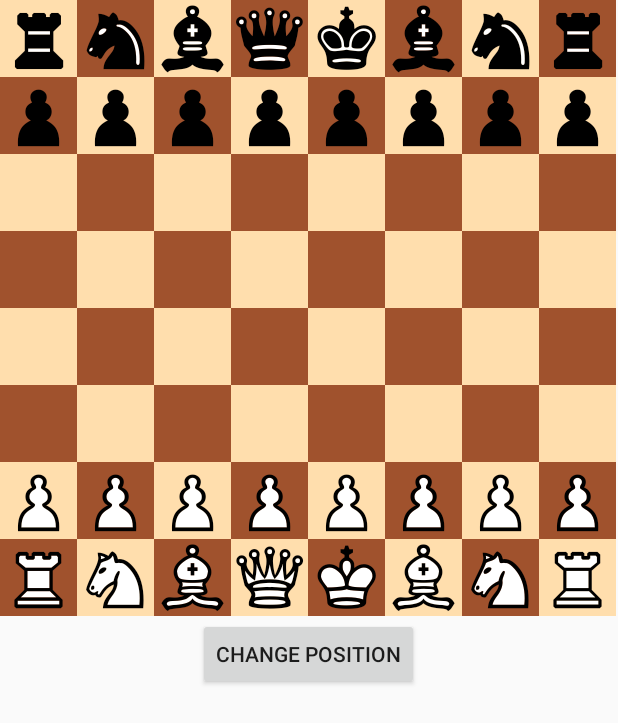
After one commit to gdimitris/ChessPuzzlerAndroid, an Android app: the TestBoardActivity screen opened directly, with no data from a screen before it, on a phone screen of 412 x 824 dp. The commit adds this screen. Shown: the top 723 px of the screen. Run offline under Robolectric (Android 15) with nearby library versions, the phone set to English and light mode, and no system bars.

Commit message:
Created new test activity and puzzle provider

```diff
--- a/app/src/main/AndroidManifest.xml
+++ b/app/src/main/AndroidManifest.xml
@@ -20,8 +20,8 @@
             </intent-filter>
         </activity>
 
-        <activity android:name="dimitris.android.app.TestActivity"
-            />
+        <activity android:name="dimitris.android.app.TestActivity"/>
+        <activity android:name="dimitris.android.app.TestBoardActivity"/>
     </application>
 
 </manifest>
--- a/app/src/main/java/dimitris/android/app/MainActivity.java
+++ b/app/src/main/java/dimitris/android/app/MainActivity.java
@@ -50,7 +50,7 @@ public class MainActivity extends Activity implements View.OnClickListener{
         if (id == R.id.action_settings) {
             return true;
         } else if (id == R.id.board) {
-            Intent my_int = new Intent(this, TestActivity.class);
+            Intent my_int = new Intent(this, TestBoardActivity.class);
             startActivity(my_int);
         }
 
--- /dev/null
+++ b/app/src/main/java/dimitris/android/app/TemporaryPuzzleProvider.java
@@ -0,0 +1,44 @@
+package dimitris.android.app;
+
+import java.util.ArrayList;
+import java.util.List;
+import java.util.Random;
+
+import dimitris.chess.core.ChessPuzzle;
+import dimitris.chess.core.PuzzleProvider;
+
+/**
+ * Created by dimitris on 1/15/16.
+ */
+public class TemporaryPuzzleProvider implements PuzzleProvider {
+    private List<ChessPuzzle> puzzleList;
+    private Random random;
+
+    public TemporaryPuzzleProvider(){
+        this.puzzleList = new ArrayList<>();
+        initializePuzzles();
+        this.random = new Random();
+    }
+
+    @Override
+    public ChessPuzzle getNextPuzzle() {
+        int index = random.nextInt(puzzleList.size());
+        return puzzleList.get(index);
+    }
+
+    private void initializePuzzles(){
+        ChessPuzzle puzzle1 = new ChessPuzzle("4kb1r/p2n1ppp/4q3/4p1B1/4P3/1Q6/PPP2PPP/2KR4 w k - 1 0", "1. Qb8+ Nxb8 2. Rd8# ");
+        ChessPuzzle puzzle2 = new ChessPuzzle("r1b2k1r/ppp1bppp/8/1B1Q4/5q2/2P5/PPP2PPP/R3R1K1 w - - 1 0", "1. Qd8+ Bxd8 2. Re8# ");
+        ChessPuzzle puzzle3 = new ChessPuzzle("5rkr/pp2Rp2/1b1p1Pb1/3P2Q1/2n3P1/2p5/P4P2/4R1K1 w - - 1 0", "1. Qxg6+ fxg6 2. Rg7# ");
+        ChessPuzzle puzzle4 = new ChessPuzzle("1r1kr3/Nbppn1pp/1b6/8/6Q1/3B1P2/Pq3P1P/3RR1K1 w - - 1 0","1. Qxd7+ Kxd7 2. Bb5# ");
+        ChessPuzzle puzzle5 = new ChessPuzzle("5rk1/1p1q2bp/p2pN1p1/2pP2Bn/2P3P1/1P6/P4QKP/5R2 w - - 1 0","1. Qxf8+ Bxf8 2. Rxf8# ");
+        ChessPuzzle puzzle6 = new ChessPuzzle("r1nk3r/2b2ppp/p3b3/3NN3/Q2P3q/B2B4/P4PPP/4R1K1 w - - 1 0","1. Qd7+ Bxd7 2. Nxf7# ");
+
+        puzzleList.add(puzzle1);
+        puzzleList.add(puzzle2);
+        puzzleList.add(puzzle3);
+        puzzleList.add(puzzle4);
+        puzzleList.add(puzzle5);
+        puzzleList.add(puzzle6);
+    }
+}
--- /dev/null
+++ b/app/src/main/java/dimitris/android/app/TestBoardActivity.java
@@ -0,0 +1,46 @@
+package dimitris.android.app;
+
+import android.app.Activity;
+import android.os.Bundle;
+import android.view.View;
+import android.view.Window;
+import android.widget.Button;
+
+import com.example.dimitris.chesspuzzler.R;
+
+import dimitris.android.chessviews.BoardContainerView;
+import dimitris.chess.core.Game;
+import dimitris.chess.core.PuzzleProvider;
+
+/**
+ * Created by dimitris on 1/15/16.
+ */
+public class TestBoardActivity extends Activity implements View.OnClickListener {
+
+    private BoardContainerView drawableBoard;
+    private Button changePosButton;
+    private PuzzleProvider puzzleProvider;
+    private Game game;
+
+    @Override
+    protected void onCreate(Bundle savedInstanceState) {
+        super.onCreate(savedInstanceState);
+        getWindow().requestFeature(Window.FEATURE_ACTION_BAR);
+        getActionBar().hide();
+
+        setContentView(R.layout.board_layout);
+        changePosButton = (Button) findViewById(R.id.changePositionButton);
+        changePosButton.setOnClickListener(this);
+        drawableBoard = (BoardContainerView) findViewById(R.id.chessboard);
+        puzzleProvider = new TemporaryPuzzleProvider();
+        game = new Game(puzzleProvider);
+    }
+
+    @Override
+    public void onClick(View v) {
+        if(v.getId() == R.id.changePositionButton){
+            game.start();
+            drawableBoard.setCurrentPuzzle(game.getCurrentPuzzle());
+        }
+    }
+}
--- a/app/src/main/java/dimitris/chess/core/BitBoardPrinter.java
+++ b/app/src/main/java/dimitris/chess/core/BitBoardPrinter.java
@@ -8,9 +8,6 @@ public class BitBoardPrinter {
 
 		for(int i=0;i<zeros;i++)
 			str+="0";
-
-//		String res =  applyNewLines(str+Long.toBinaryString(number));
-//		return res.replaceAll("0",".");
 		return applyNewLines(str+Long.toBinaryString(number));
 	}
 
--- a/app/src/main/java/dimitris/chess/core/MovePrinter.java
+++ b/app/src/main/java/dimitris/chess/core/MovePrinter.java
@@ -31,7 +31,6 @@ public class MovePrinter{
         String result = "";
         int fullMoveCounter = currentMoveIndex;
 
-
         for(int i=0; i<moveList.size(); i++){
             if( i % 2 == 0 ){
                 fullMoveCounter++;
```
Also changed, not shown: app/src/main/java/dimitris/chess/core/Bitboard.java (+0 -11 lines), app/src/main/java/dimitris/chess/core/Game.java (+6 -6 lines).
